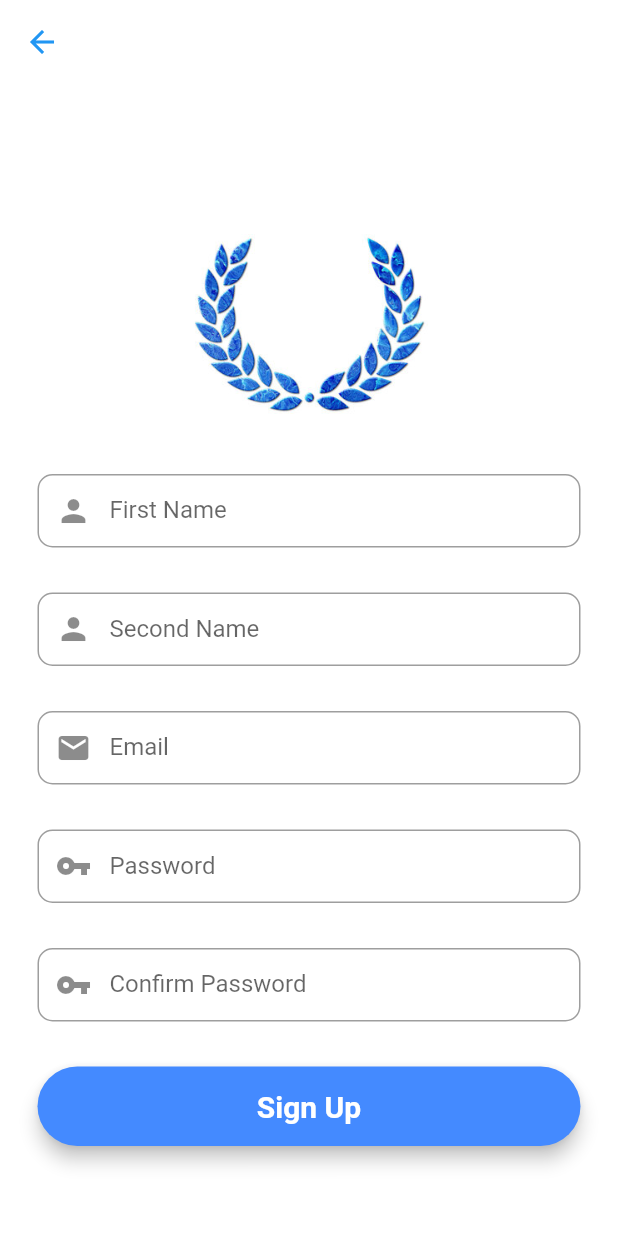
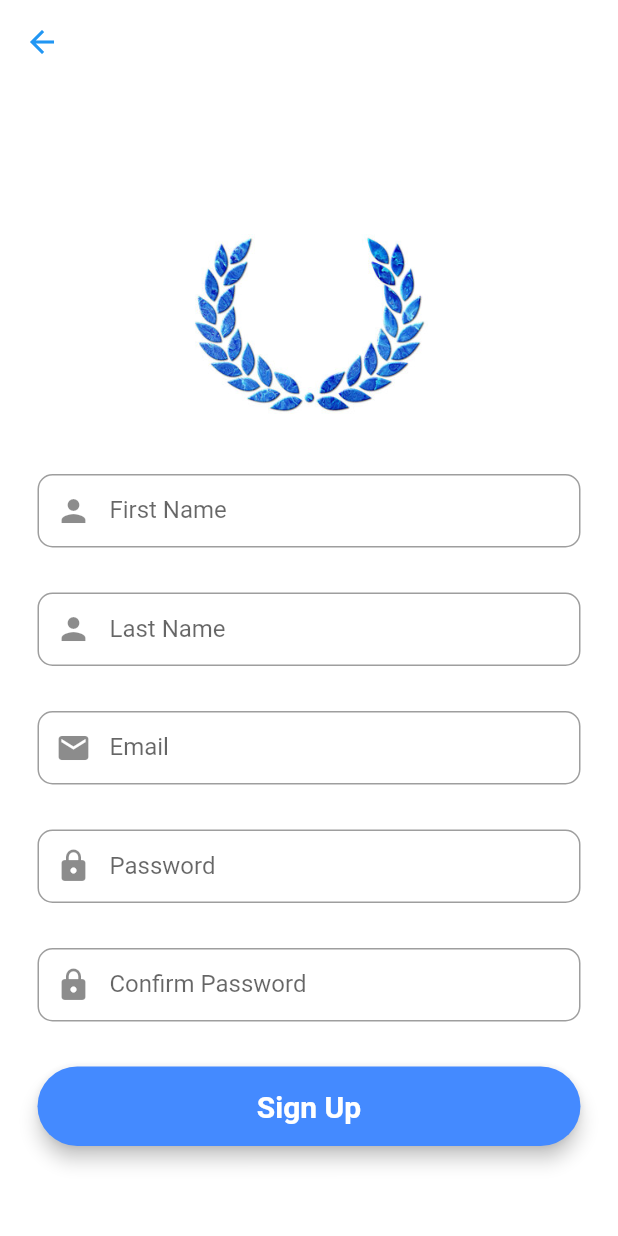
Before and after one commit to andhavarapujyothi/flutter_firebase, a Flutter app: the screen it shows after launch, after a tap on "Sign In", after a tap on "SignUp", on a phone screen of 412 x 824 dp. Run offline on Flutter 3.47's test engine with Material 2 defaults, Android fonts, the phone set to English and light mode, and no system bars; our stand-ins replace cloud_firestore, firebase_auth, firebase_core, firebase_storage, fluttertoast, image_picker; accounts and stored records are empty.

Commit message:
password field updated

```diff
--- a/lib/image_upload.dart
+++ b/lib/image_upload.dart
@@ -7,6 +7,7 @@ import 'package:cloud_firestore/cloud_firestore.dart';
 
 import 'package:image_picker/image_picker.dart';
 
+// ignore: must_be_immutable
 class ImageUpload extends StatefulWidget {
   String? userId;
   ImageUpload({Key? key, this.userId}) : super(key: key);
--- a/lib/screens/login_page.dart
+++ b/lib/screens/login_page.dart
@@ -1,7 +1,6 @@
 import 'package:firebase_auth/firebase_auth.dart';
 import 'package:flutter/material.dart';
 import 'package:fluttertoast/fluttertoast.dart';
-//import 'package:flutter_firebase/screens/register_page.dart';
 
 class LoginPage extends StatefulWidget {
   const LoginPage({super.key});
@@ -11,6 +10,7 @@ class LoginPage extends StatefulWidget {
 }
 
 class _LoginPageState extends State<LoginPage> {
+  bool showpassword = false;
   final _formkey = GlobalKey<FormState>();
   final _emailcontroller = TextEditingController();
   final _passwordcontroller = TextEditingController();
@@ -74,7 +74,7 @@ class _LoginPageState extends State<LoginPage> {
                   //password field
                   TextFormField(
                     controller: _passwordcontroller,
-                    obscureText: true,
+                    obscureText: showpassword ? false : true,
                     validator: (value) {
                       if (value!.isEmpty) {
                         return ('Please enter your password');
@@ -86,7 +86,14 @@ class _LoginPageState extends State<LoginPage> {
                     },
                     textInputAction: TextInputAction.done,
                     decoration: InputDecoration(
-                        prefixIcon: const Icon(Icons.vpn_key),
+                        prefixIcon: IconButton(
+                            onPressed: () {
+                              setState(() {
+                                showpassword = !showpassword;
+                              });
+                            },
+                            icon: Icon(
+                                showpassword ? Icons.lock_open : Icons.lock)),
                         hintText: 'Enter Password',
                         labelText: 'Password',
                         contentPadding:
--- a/lib/screens/profile_page.dart
+++ b/lib/screens/profile_page.dart
@@ -1,6 +1,5 @@
 import 'package:cloud_firestore/cloud_firestore.dart';
 import 'package:firebase_auth/firebase_auth.dart';
-//import 'package:firebase_core/firebase_core.dart';
 import 'package:flutter/material.dart';
 import 'package:flutter_firebase/image_upload.dart';
 import 'package:flutter_firebase/model/user_model.dart';
--- a/lib/screens/register_page.dart
+++ b/lib/screens/register_page.dart
@@ -1,6 +1,5 @@
 import 'package:cloud_firestore/cloud_firestore.dart';
 import 'package:firebase_auth/firebase_auth.dart';
-import 'package:firebase_core/firebase_core.dart';
 import 'package:flutter/material.dart';
 import 'package:flutter_firebase/model/user_model.dart';
 import 'package:flutter_firebase/screens/profile_page.dart';
@@ -14,6 +13,7 @@ class RegisterPage extends StatefulWidget {
 }
 
 class _RegisterPageState extends State<RegisterPage> {
+  bool showpassword = false;
   final _formkey = GlobalKey<FormState>();
   final _firstnamecontroller = TextEditingController();
   final _secondnamecontroller = TextEditingController();
@@ -89,7 +89,7 @@ class _RegisterPageState extends State<RegisterPage> {
                     keyboardType: TextInputType.emailAddress,
                     validator: (value) {
                       if (value!.isEmpty) {
-                        return ('Please enter your secondname');
+                        return ('Please enter your lastname');
                       }
                       return null;
                     },
@@ -99,8 +99,8 @@ class _RegisterPageState extends State<RegisterPage> {
                     textInputAction: TextInputAction.next,
                     decoration: InputDecoration(
                       prefixIcon: const Icon(Icons.person),
-                      hintText: 'Enter Second Name',
-                      labelText: 'Second Name',
+                      hintText: 'Enter Last Name',
+                      labelText: 'Last Name',
                       contentPadding: const EdgeInsets.fromLTRB(20, 15, 20, 15),
                       border: OutlineInputBorder(
                           borderRadius: BorderRadius.circular(10)),
@@ -115,9 +115,10 @@ class _RegisterPageState extends State<RegisterPage> {
                     keyboardType: TextInputType.emailAddress,
                     validator: (value) {
                       if (value!.isEmpty) {
-                        return ('Please enter your email');
+                        return 'Please enter your email';
                       }
-                      return null;
+                      // value!.isEmpty ? 'Please enter your email' : null;
+                      //value.contains('@') ? 'Please enter valid email' : null;
                     },
                     onSaved: (newValue) {
                       _emailcontroller.text = newValue!;
@@ -138,7 +139,7 @@ class _RegisterPageState extends State<RegisterPage> {
                   //password field
                   TextFormField(
                     controller: _passwordcontroller,
-                    obscureText: true,
+                    obscureText: showpassword ? false : true,
                     validator: (value) {
                       if (value!.isEmpty) {
                         return ('please enter password');
@@ -153,7 +154,14 @@ class _RegisterPageState extends State<RegisterPage> {
                     },
                     textInputAction: TextInputAction.done,
                     decoration: InputDecoration(
-                        prefixIcon: const Icon(Icons.vpn_key),
+                        prefixIcon: IconButton(
+                            onPressed: () {
+                              setState(() {
+                                showpassword = !showpassword;
+                              });
+                            },
+                            icon: Icon(
+                                showpassword ? Icons.lock_open : Icons.lock)),
                         hintText: 'Enter Password',
                         labelText: 'Password',
                         contentPadding:
@@ -167,7 +175,7 @@ class _RegisterPageState extends State<RegisterPage> {
                   //confirm password field
                   TextFormField(
                     controller: _confirmpasswordcontroller,
-                    obscureText: true,
+                    obscureText: showpassword ? false : true,
                     validator: (value) {
                       if (_confirmpasswordcontroller.text !=
                           _passwordcontroller.text) {
@@ -180,7 +188,14 @@ class _RegisterPageState extends State<RegisterPage> {
                     },
                     textInputAction: TextInputAction.done,
                     decoration: InputDecoration(
-                        prefixIcon: const Icon(Icons.vpn_key),
+                        prefixIcon: IconButton(
+                            onPressed: () {
+                              setState(() {
+                                showpassword = !showpassword;
+                              });
+                            },
+                            icon: Icon(
+                                showpassword ? Icons.lock_open : Icons.lock)),
                         hintText: 'Enter Confirm Password',
                         labelText: 'Confirm Password',
                         contentPadding:
```
